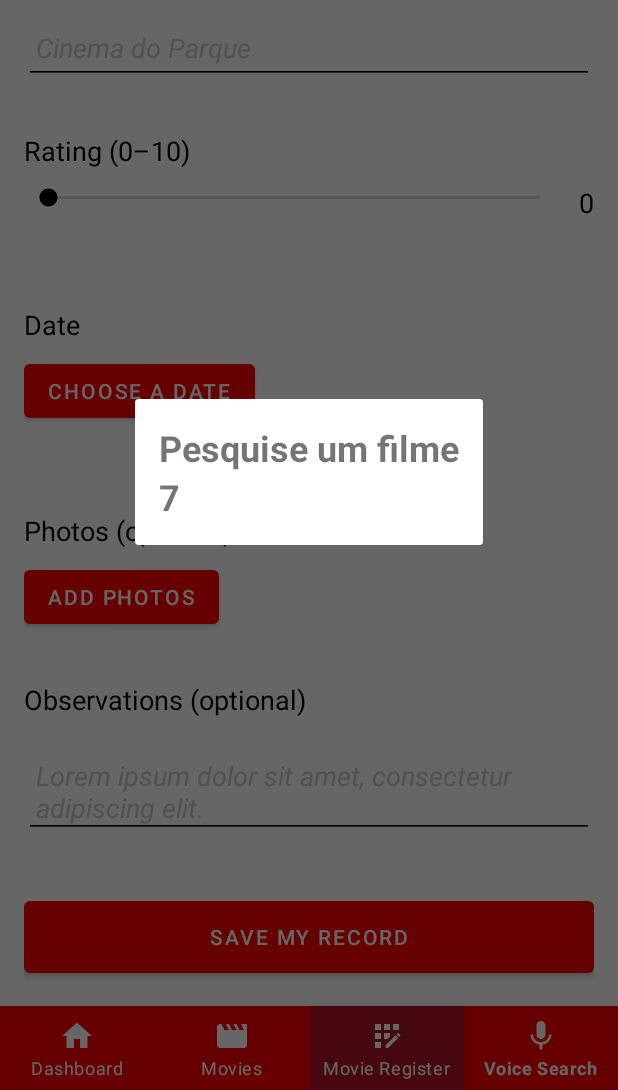
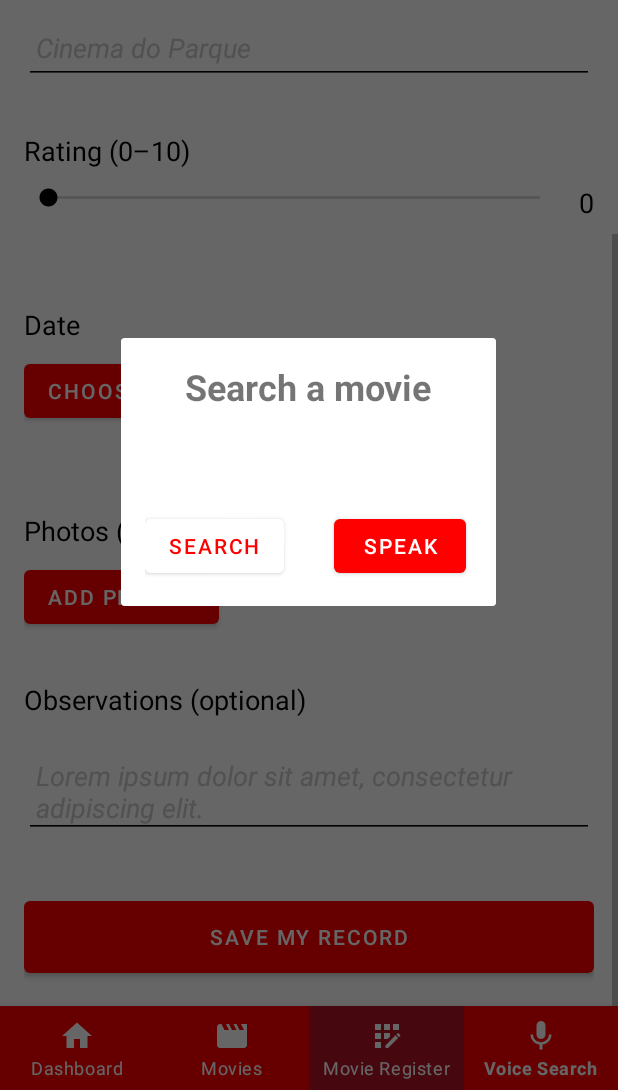
Before and after one commit to a22003420/CinemasApp, an Android app: the screen it shows after launch (MainActivity), item 4 of the bottom bar chosen, scrolled down 272 dp, on a phone screen of 412 x 824 dp, the part 146-1236 px from its top. Run offline under Robolectric (Android 15) with nearby library versions, the light colour scheme and no system bars; our stand-ins replace Room's generated code; libraries missing offline, so code that uses them is left out: com.fondesa.kpermissions; 1 statement that could not run was skipped.

Commit message:
feat: voice search and strings translation

```diff
--- a/app/src/main/AndroidManifest.xml
+++ b/app/src/main/AndroidManifest.xml
@@ -6,6 +6,7 @@
     <uses-permission android:name="android.permission.INTERNET" />
     <uses-permission android:name="android.permission.ACCESS_COARSE_LOCATION"/>
     <uses-permission android:name="android.permission.ACCESS_FINE_LOCATION"/>
+    <uses-permission android:name="android.permission.RECORD_AUDIO" />
 
 
     <application
--- a/app/src/main/java/pt/ulusofona/deisi/cm2223/g22202497_22000492/controller/MainActivity.kt
+++ b/app/src/main/java/pt/ulusofona/deisi/cm2223/g22202497_22000492/controller/MainActivity.kt
@@ -10,32 +10,44 @@ import android.widget.TextView
 import com.example.cinemas_app.R
 import com.example.cinemas_app.databinding.ActivityMainBinding
 import android.Manifest
+import android.content.Intent
+import android.content.pm.PackageManager
+import android.speech.RecognizerIntent
 import android.view.View
+import android.widget.Toast
+import androidx.core.app.ActivityCompat
+import androidx.core.content.ContextCompat
 import com.fondesa.kpermissions.allGranted
 import com.fondesa.kpermissions.extension.permissionsBuilder
 import com.fondesa.kpermissions.extension.send
+import kotlinx.coroutines.CoroutineScope
+import kotlinx.coroutines.Dispatchers
+import kotlinx.coroutines.launch
+import pt.ulusofona.deisi.cm2223.g22202497_22000492.data.MovieRepository
+import java.util.*
 
 
 class MainActivity : AppCompatActivity() {
   private lateinit var binding: ActivityMainBinding
+  private lateinit var searchVoiceDialog: Dialog
+  private lateinit var resultTextView: TextView
 
   override fun onCreate(savedInstanceState: Bundle?) {
     super.onCreate(savedInstanceState)
     binding = ActivityMainBinding.inflate(layoutInflater)
     setContentView(binding.root)
 
+    searchVoiceDialog = createCountdownDialog()
+
     permissionsBuilder(
       Manifest.permission.ACCESS_FINE_LOCATION,
-      Manifest.permission.ACCESS_COARSE_LOCATION).build().send { result ->
-      if (result.allGranted()) {
+      Manifest.permission.ACCESS_COARSE_LOCATION,
+      Manifest.permission.RECORD_AUDIO).build().send { result ->
         NavigationManager.goToDashboardFragment(
           supportFragmentManager,
           binding.bottomNavigationView,
           resources.getColor(R.color.wine_red, null)
         )
-      } else {
-        finish()
-      }
     }
   }
 
@@ -73,9 +85,7 @@ class MainActivity : AppCompatActivity() {
         )
       }
       R.id.navigation_microphone -> {
-        val countdownDialog: Dialog = createCountdownDialog();
-        countdownDialog.show()
-
+        searchVoiceDialog.show()
       }
     }
     return true
@@ -85,22 +95,66 @@ class MainActivity : AppCompatActivity() {
     val dialog = Dialog(this)
     dialog.setContentView(R.layout.voice_search_dialog)
 
-    val countdownText = dialog.findViewById<TextView>(R.id.countdown_text)
-    countdownText.text = "10"
+    resultTextView = dialog.findViewById<TextView>(R.id.search_text)
+    val startButton = dialog.findViewById<TextView>(R.id.start_button)
+    val searchButton = dialog.findViewById<TextView>(R.id.search_button)
 
-    val handler = Handler()
-    handler.postDelayed(object : Runnable {
-      override fun run() {
-        var countdown = countdownText.text.toString().toInt()
-        countdown--
-        if (countdown == 0) {
-          dialog.dismiss()
-        } else {
-          countdownText.text = countdown.toString()
-          handler.postDelayed(this, 1000)
+    startButton.setOnClickListener {
+      // Request permission to record audio
+      val permission = Manifest.permission.RECORD_AUDIO
+      val requestCode = 1
+      if (ContextCompat.checkSelfPermission(this, permission) != PackageManager.PERMISSION_GRANTED) {
+        ActivityCompat.requestPermissions(this, arrayOf(permission), requestCode)
+      } else {
+        startVoiceRecognition(resultTextView)
+      }
+    }
+
+    searchButton.setOnClickListener {
+      val searchText = resultTextView.text.toString()
+      if (searchText.isEmpty()) {
+        Toast.makeText(this, getString(R.string.search_text_empty), Toast.LENGTH_SHORT).show()
+      }
+      else {
+        MovieRepository.getInstance().getRegistryByMovieName(searchText) { result ->
+          if (result.isSuccess) {
+            result.getOrNull()?.let { r ->
+              NavigationManager.goToFilmesDetailFragment(fm = supportFragmentManager, r.id.toString())
+            }
+          }
+          else {
+            result.exceptionOrNull()?.let {
+              CoroutineScope(Dispatchers.Main).launch {
+                Toast.makeText(this@MainActivity, it.message, Toast.LENGTH_SHORT).show()
+              }
+            }
+          }
         }
       }
-    }, 1000)
+
+      dialog.dismiss()
+    }
+
     return dialog
   }
+
+  private fun startVoiceRecognition(resultTextView: TextView) {
+    val speechRecognizerIntent = Intent(RecognizerIntent.ACTION_RECOGNIZE_SPEECH)
+    speechRecognizerIntent.putExtra(RecognizerIntent.EXTRA_LANGUAGE_MODEL, RecognizerIntent.LANGUAGE_MODEL_FREE_FORM)
+    speechRecognizerIntent.putExtra(RecognizerIntent.EXTRA_LANGUAGE, Locale.getDefault())
+    speechRecognizerIntent.putExtra(RecognizerIntent.EXTRA_PROMPT, getString(R.string.speak_now))
+
+    val requestCode = 2
+    startActivityForResult(speechRecognizerIntent, requestCode)
+  }
+
+  override fun onActivityResult(requestCode: Int, resultCode: Int, data: Intent?) {
+    super.onActivityResult(requestCode, resultCode, data)
+
+    if (requestCode == 2 && resultCode == RESULT_OK && data != null) {
+      val results = data.getStringArrayListExtra(RecognizerIntent.EXTRA_RESULTS)
+      val spokenText = results?.get(0)
+      resultTextView.text = spokenText
+    }
+  }
 }
--- a/app/src/main/java/pt/ulusofona/deisi/cm2223/g22202497_22000492/controller/NavigationManager.kt
+++ b/app/src/main/java/pt/ulusofona/deisi/cm2223/g22202497_22000492/controller/NavigationManager.kt
@@ -55,7 +55,6 @@ object NavigationManager {
     placeFragment(fm, FilmesDetailFragment.newInstance(id))
   }
 
-  @SuppressLint("ResourceAsColor")
   private fun hightLightMenuItem(bottomNavigationView: BottomNavigationView, id: Int, color: Int) {
     val item = bottomNavigationView.findViewById<View>(id)
 
--- a/app/src/main/java/pt/ulusofona/deisi/cm2223/g22202497_22000492/data/local/dao/MovieDao.kt
+++ b/app/src/main/java/pt/ulusofona/deisi/cm2223/g22202497_22000492/data/local/dao/MovieDao.kt
@@ -25,6 +25,9 @@ interface MovieDao {
   @Query("SELECT * FROM movies WHERE id = :movieId")
   fun getMovieById(movieId: String): MovieDB?
 
+  @Query("SELECT * FROM movies WHERE name = :movieName")
+  fun getMovieByName(movieName: String): MovieDB?
+
   @Insert(onConflict = OnConflictStrategy.REPLACE)
   fun insertMovieAll(movies: List<MovieDB>)
 
--- a/app/src/main/java/pt/ulusofona/deisi/cm2223/g22202497_22000492/data/local/dao/MovieRegistryDao.kt
+++ b/app/src/main/java/pt/ulusofona/deisi/cm2223/g22202497_22000492/data/local/dao/MovieRegistryDao.kt
@@ -32,4 +32,7 @@ interface MovieRegistryDao {
 
   @Query("SELECT * FROM movies WHERE id = :movieId")
   fun getMovieFromRegistry(movieId: String): MovieDB
+
+  @Query("SELECT * FROM movie_registries WHERE movie_id = :movieId")
+  fun getRegistryByMovieId(movieId: String): MovieRegistryDB
 }
--- a/app/src/main/java/pt/ulusofona/deisi/cm2223/g22202497_22000492/model/LocalOps.kt
+++ b/app/src/main/java/pt/ulusofona/deisi/cm2223/g22202497_22000492/model/LocalOps.kt
@@ -16,4 +16,5 @@ abstract class LocalOps {
   abstract fun insertRegistryImages(movieRegistry: MovieRegistry, registryImages: List<RegistryImage>, onFinished: (Result<List<RegistryImage>>) -> Unit)
   abstract fun getRegistryById(id: Long, onFinished: (Result<MovieRegistry>) -> Unit)
   abstract fun getCinemaList(onFinished: (Result<List<Cinema>>) -> Unit)
+  abstract fun getRegistryByMovieName(movieName: String, onFinished: (Result<MovieRegistry>) -> Unit)
 }
--- a/app/src/main/res/layout/fragment_dashboard.xml
+++ b/app/src/main/res/layout/fragment_dashboard.xml
@@ -13,8 +13,7 @@
             android:layout_width="match_parent"
             android:layout_height="match_parent"
             android:columnCount="2"
-            android:rowCount="2"
-            android:padding="16dp">
+            android:rowCount="2">
 
             <LinearLayout
                 android:layout_width="50pt"
--- a/app/src/main/res/layout/voice_search_dialog.xml
+++ b/app/src/main/res/layout/voice_search_dialog.xml
@@ -1,22 +1,52 @@
 <LinearLayout xmlns:android="http://schemas.android.com/apk/res/android"
-    android:layout_width="wrap_content"
+    android:layout_width="250dp"
     android:layout_height="wrap_content"
     android:layout_gravity="center"
     android:orientation="vertical"
+    android:gravity="center"
     android:padding="16dp">
 
     <TextView
         android:layout_width="wrap_content"
         android:layout_height="wrap_content"
-        android:text="Pesquise um filme"
+        android:text="@string/search_movie"
         android:textSize="24sp"
+        android:gravity="center"
         android:textStyle="bold" />
 
     <TextView
-        android:id="@+id/countdown_text"
+        android:id="@+id/search_text"
         android:layout_width="wrap_content"
         android:layout_height="wrap_content"
-        android:textSize="24sp"
+        android:textSize="16sp"
+        android:gravity="center"
+        android:layout_marginTop="10pt"
+        android:layout_marginBottom="10pt"
         android:textStyle="bold" />
 
+    <LinearLayout
+        android:layout_width="match_parent"
+        android:layout_height="wrap_content"
+        android:orientation="horizontal">
+        <Button
+            android:id="@+id/search_button"
+            android:layout_width="wrap_content"
+            android:layout_height="wrap_content"
+            android:backgroundTint="@color/white"
+            android:textColor="@color/red"
+            android:gravity="center"
+            android:layout_marginRight="15pt"
+            android:text="@string/search_button" />
+
+        <Button
+            android:id="@+id/start_button"
+            android:layout_width="wrap_content"
+            android:layout_height="wrap_content"
+            android:gravity="center"
+            android:text="@string/start_voice_input" />
+
+    </LinearLayout>
+
+
+
 </LinearLayout>
--- a/app/src/main/res/values/colors.xml
+++ b/app/src/main/res/values/colors.xml
@@ -6,7 +6,7 @@
     <color name="teal_200">#FF03DAC5</color>
     <color name="teal_700">#FF018786</color>
     <color name="black">#FF000000</color>
-    <color name="white">#FFFFFFFF</color>
+    <color name="white">#FFFFFF</color>
     <color name="red">#FF0000</color>
     <color name="light_red">#ffa8a8</color>
     <color name="wine_red">#b11226</color>
--- a/app/src/main/res/values/strings.xml
+++ b/app/src/main/res/values/strings.xml
@@ -79,4 +79,10 @@
     <string name="dashboard_highest_score">Highest Score</string>
     <string name="dashboard_movies_seen">Movies Seen</string>
     <string name="dashboard_cinemas_visited">Cinemas Visited</string>
+
+    <string name="search_movie">Search a movie</string>
+    <string name="speak_now">Speak now...</string>
+    <string name="start_voice_input">Speak</string>
+    <string name="search_button">Search</string>
+    <string name="search_text_empty">You need to click speak before trying to search.</string>
 </resources>
```
Also changed, not shown: app/src/main/java/pt/ulusofona/deisi/cm2223/g22202497_22000492/data/MovieRepository.kt (+14 -0 lines), app/src/main/java/pt/ulusofona/deisi/cm2223/g22202497_22000492/data/local/MovieRoom.kt (+30 -0 lines), 2 other files.
